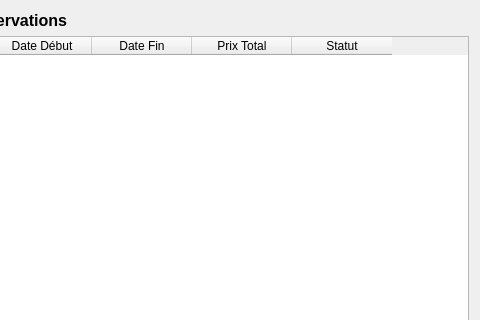
Before: the Qt Designer form gui/ui_files/ui_liste_events.ui in netclic/booking_app, drawn with Qt 5; both pictures show x 520 to 1000 and y 0 to 320 of the 1000 by 600 pixel window.
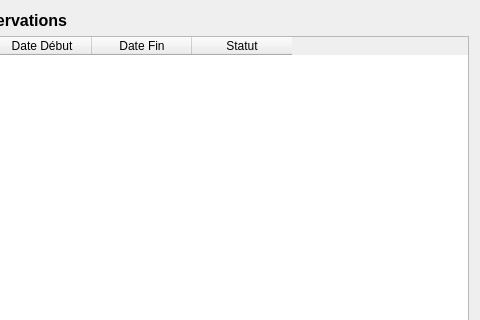
After: the same form once the commit is applied.

Commit message: Remove "Prix Total" column from "Liste des Events" UI and adjust corresponding logic.

What changed in the file:
```diff
--- a/gui/ui_files/ui_liste_events.ui
+++ b/gui/ui_files/ui_liste_events.ui
@@ -80,11 +80,6 @@
        <string>Date Fin</string>
       </property>
      </column>
-     <column>
-      <property name="text">
-       <string>Prix Total</string>
-      </property>
-     </column>
      <column>
       <property name="text">
        <string>Statut</string>
```
The commit also changes 2 other files.
